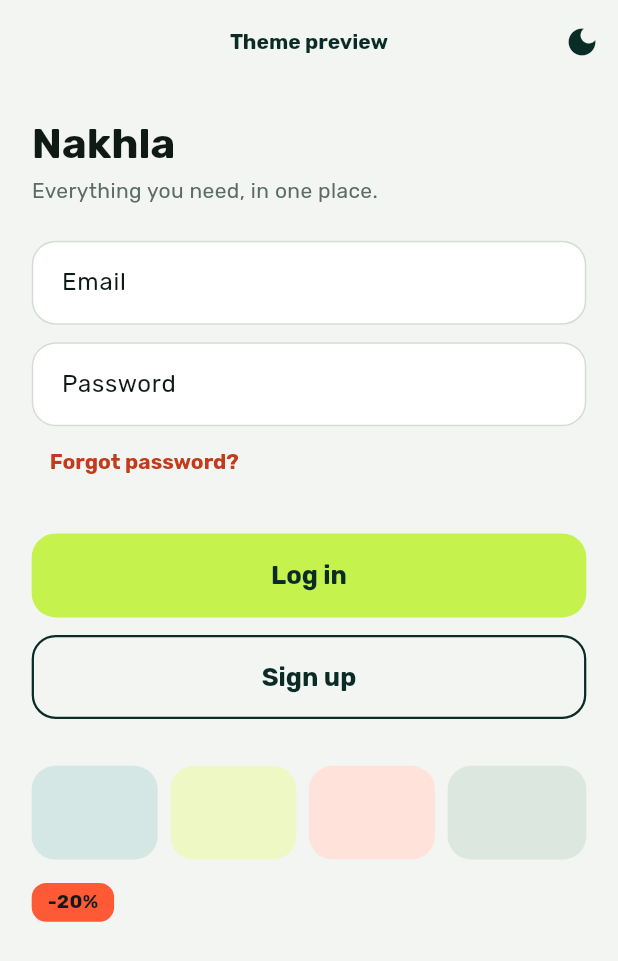
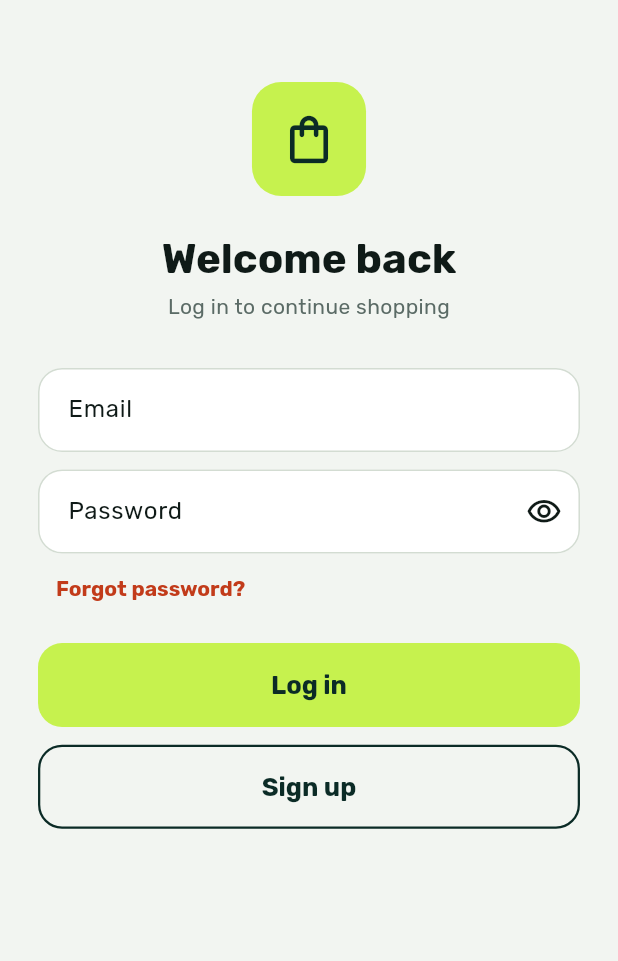
Before and after one commit to absrah/nakhla, a Flutter app: the screen it shows after launch, on a phone screen of 412 x 824 dp. Shown: the top 961 px of the screen. Run offline on Flutter 3.47's test engine with Material 3 defaults, Android fonts, the phone set to English and light mode, and no system bars; our stand-ins replace cloud_firestore, firebase_auth, firebase_core, flutter_riverpod, flutter_screenutil, google_fonts; accounts and stored records are empty.

Commit message:
Add auth ViewModels, form widgets and sign-in screen

```diff
--- a/lib/app.dart
+++ b/lib/app.dart
@@ -1,8 +1,12 @@
 import 'package:flutter/material.dart';
+import 'package:flutter_riverpod/flutter_riverpod.dart';
 import 'package:flutter_screenutil/flutter_screenutil.dart';
 
 import 'core/theme/app_palette.dart';
 import 'core/theme/app_theme.dart';
+import 'features/auth/model/auth_repository.dart';
+import 'features/auth/view/sign_in_screen.dart';
+import 'features/auth/view_model/session_provider.dart';
 
 /// TEMPORARY: lets us flip light/dark while testing the theme.
 /// Replaced by a real setting (saved with shared_preferences) in Phase 4.
@@ -26,106 +30,82 @@ class NakhlaApp extends StatelessWidget {
           theme: AppTheme.light,
           darkTheme: AppTheme.dark,
           themeMode: mode,
-          home: const _ThemePreview(),
+          home: const _TempGate(),
         ),
       ),
     );
   }
 }
 
-/// Temporary screen to check both themes. Replaced when the router is added.
-class _ThemePreview extends StatelessWidget {
-  const _ThemePreview();
+/// TEMPORARY: picks the screen from the session. Replaced by the router.
+class _TempGate extends ConsumerWidget {
+  const _TempGate();
 
   @override
-  Widget build(BuildContext context) {
+  Widget build(BuildContext context, WidgetRef ref) {
+    final auth = ref.watch(authStateProvider);
+    return auth.when(
+      loading: () => const Scaffold(
+        body: Center(child: CircularProgressIndicator()),
+      ),
+      error: (e, _) => Scaffold(body: Center(child: Text('$e'))),
+      data: (user) => user == null
+          ? const SignInScreen()
+          : _SignedInPlaceholder(
+              name: user.displayName ?? '',
+              email: user.email ?? '',
+              uid: user.uid,
+            ),
+    );
+  }
+}
+
+/// TEMPORARY: proves the session works. Replaced by the real home screen.
+class _SignedInPlaceholder extends ConsumerWidget {
+  const _SignedInPlaceholder({
+    required this.name,
+    required this.email,
+    required this.uid,
+  });
+
+  final String name;
+  final String email;
+  final String uid;
+
+  @override
+  Widget build(BuildContext context, WidgetRef ref) {
     final p = context.palette;
-    final text = Theme.of(context).textTheme;
     final isDark = Theme.of(context).brightness == Brightness.dark;
 
     return Scaffold(
       appBar: AppBar(
-        title: const Text('Theme preview'),
+        title: const Text('Signed in'),
         actions: [
           IconButton(
             tooltip: 'Switch light / dark',
             icon: Icon(isDark ? Icons.light_mode : Icons.dark_mode),
-            onPressed: () => _themeMode.value =
-                isDark ? ThemeMode.light : ThemeMode.dark,
+            onPressed: () =>
+                _themeMode.value = isDark ? ThemeMode.light : ThemeMode.dark,
           ),
         ],
       ),
-      body: ListView(
-        padding: EdgeInsets.all(20.w),
-        children: [
-          Text(
-            'Nakhla',
-            style: text.headlineMedium?.copyWith(fontWeight: FontWeight.w700),
-          ),
-          SizedBox(height: 4.h),
-          Text(
-            'Everything you need, in one place.',
-            style: text.bodyMedium?.copyWith(color: p.muted),
-          ),
-          SizedBox(height: 24.h),
-          const TextField(
-            keyboardType: TextInputType.emailAddress,
-            decoration: InputDecoration(labelText: 'Email'),
-          ),
-          SizedBox(height: 12.h),
-          const TextField(
-            obscureText: true,
-            decoration: InputDecoration(labelText: 'Password'),
-          ),
-          Align(
-            alignment: AlignmentDirectional.centerStart,
-            child: TextButton(
-              onPressed: () {},
-              child: const Text('Forgot password?'),
+      body: Padding(
+        padding: EdgeInsets.all(24.w),
+        child: Column(
+          crossAxisAlignment: CrossAxisAlignment.stretch,
+          children: [
+            if (name.isNotEmpty)
+              Text(name, style: Theme.of(context).textTheme.titleLarge),
+            Text(email),
+            SizedBox(height: 4.h),
+            Text(uid, style: TextStyle(color: p.muted, fontSize: 12.sp)),
+            const Spacer(),
+            OutlinedButton(
+              onPressed: () => ref.read(authRepositoryProvider).signOut(),
+              child: const Text('Sign out'),
             ),
-          ),
-          SizedBox(height: 24.h),
-          FilledButton(onPressed: () {}, child: const Text('Log in')),
-          SizedBox(height: 12.h),
-          OutlinedButton(onPressed: () {}, child: const Text('Sign up')),
-          SizedBox(height: 32.h),
-          Row(
-            children: [
-              for (var i = 0; i < p.tiles.length; i++)
-                Expanded(
-                  child: Container(
-                    height: 64.h,
-                    margin: EdgeInsets.only(
-                      right: i == p.tiles.length - 1 ? 0 : 8.w,
-                    ),
-                    decoration: BoxDecoration(
-                      color: p.tiles[i],
-                      borderRadius: BorderRadius.circular(16.r),
-                    ),
-                  ),
-                ),
-            ],
-          ),
-          SizedBox(height: 16.h),
-          Align(
-            alignment: Alignment.centerLeft,
-            child: Container(
-              padding: EdgeInsets.symmetric(horizontal: 10.w, vertical: 4.h),
-              decoration: BoxDecoration(
-                color: p.sale,
-                borderRadius: BorderRadius.circular(10.r),
-              ),
-              child: Text(
-                '-20%',
-                style: TextStyle(
-                  color: p.onSale,
-                  fontWeight: FontWeight.w700,
-                  fontSize: 13.sp,
-                ),
-              ),
-            ),
-          ),
-        ],
+          ],
+        ),
       ),
     );
   }
--- /dev/null
+++ b/lib/core/widgets/app_text_field.dart
@@ -0,0 +1,64 @@
+import 'package:flutter/material.dart';
+
+/// The text field used by every form. Looks come from the theme.
+/// With [isPassword] it hides the text and adds a show/hide button.
+class AppTextField extends StatefulWidget {
+  const AppTextField({
+    super.key,
+    required this.label,
+    this.controller,
+    this.validator,
+    this.keyboardType,
+    this.textInputAction,
+    this.autofillHints,
+    this.onSubmitted,
+    this.isPassword = false,
+    this.enabled = true,
+  });
+
+  final String label;
+  final TextEditingController? controller;
+  final String? Function(String?)? validator;
+  final TextInputType? keyboardType;
+  final TextInputAction? textInputAction;
+  final Iterable<String>? autofillHints;
+  final ValueChanged<String>? onSubmitted;
+  final bool isPassword;
+  final bool enabled;
+
+  @override
+  State<AppTextField> createState() => _AppTextFieldState();
+}
+
+class _AppTextFieldState extends State<AppTextField> {
+  bool _hidden = true;
+
+  @override
+  Widget build(BuildContext context) {
+    return TextFormField(
+      controller: widget.controller,
+      enabled: widget.enabled,
+      validator: widget.validator,
+      keyboardType: widget.keyboardType,
+      textInputAction: widget.textInputAction,
+      autofillHints: widget.autofillHints,
+      onFieldSubmitted: widget.onSubmitted,
+      obscureText: widget.isPassword && _hidden,
+      autovalidateMode: AutovalidateMode.onUserInteraction,
+      decoration: InputDecoration(
+        labelText: widget.label,
+        suffixIcon: widget.isPassword
+            ? IconButton(
+                tooltip: _hidden ? 'Show password' : 'Hide password',
+                icon: Icon(
+                  _hidden
+                      ? Icons.visibility_outlined
+                      : Icons.visibility_off_outlined,
+                ),
+                onPressed: () => setState(() => _hidden = !_hidden),
+              )
+            : null,
+      ),
+    );
+  }
+}
--- /dev/null
+++ b/lib/core/widgets/loading_button.dart
@@ -0,0 +1,35 @@
+import 'package:flutter/material.dart';
+
+import '../theme/app_palette.dart';
+
+/// The main lime button. While [isLoading] it shows a spinner and
+/// ignores taps, but keeps its lime color (a greyed button looks broken).
+class LoadingButton extends StatelessWidget {
+  const LoadingButton({
+    super.key,
+    required this.label,
+    required this.onPressed,
+    this.isLoading = false,
+  });
+
+  final String label;
+  final VoidCallback onPressed;
+  final bool isLoading;
+
+  @override
+  Widget build(BuildContext context) {
+    return FilledButton(
+      onPressed: isLoading ? () {} : onPressed,
+      child: isLoading
+          ? SizedBox(
+              height: 22,
+              width: 22,
+              child: CircularProgressIndicator(
+                strokeWidth: 2.5,
+                color: context.palette.onAccent,
+              ),
+            )
+          : Text(label),
+    );
+  }
+}
--- /dev/null
+++ b/lib/features/auth/view/sign_in_screen.dart
@@ -0,0 +1,140 @@
+import 'package:flutter/material.dart';
+import 'package:flutter_riverpod/flutter_riverpod.dart';
+import 'package:flutter_screenutil/flutter_screenutil.dart';
+
+import '../../../core/theme/app_palette.dart';
+import '../../../core/utils/validators.dart';
+import '../../../core/widgets/app_text_field.dart';
+import '../../../core/widgets/error_banner.dart';
+import '../../../core/widgets/loading_button.dart';
+import '../view_model/sign_in_view_model.dart';
+
+class SignInScreen extends ConsumerStatefulWidget {
+  const SignInScreen({super.key});
+
+  @override
+  ConsumerState<SignInScreen> createState() => _SignInScreenState();
+}
+
+class _SignInScreenState extends ConsumerState<SignInScreen> {
+  final _formKey = GlobalKey<FormState>();
+  final _email = TextEditingController();
+  final _password = TextEditingController();
+
+  @override
+  void dispose() {
+    _email.dispose();
+    _password.dispose();
+    super.dispose();
+  }
+
+  void _submit() {
+    if (!_formKey.currentState!.validate()) return;
+    FocusScope.of(context).unfocus();
+    ref.read(signInViewModelProvider.notifier).signIn(
+          email: _email.text,
+          password: _password.text,
+        );
+  }
+
+  @override
+  Widget build(BuildContext context) {
+    final state = ref.watch(signInViewModelProvider);
+    final p = context.palette;
+    final text = Theme.of(context).textTheme;
+
+    return Scaffold(
+      body: SafeArea(
+        child: SingleChildScrollView(
+          padding: EdgeInsets.symmetric(horizontal: 24.w),
+          child: Form(
+            key: _formKey,
+            child: AutofillGroup(
+              child: Column(
+                crossAxisAlignment: CrossAxisAlignment.stretch,
+                children: [
+                  SizedBox(height: 56.h),
+                  // Placeholder mark until the real logo file is added.
+                  Center(
+                    child: Container(
+                      width: 72.w,
+                      height: 72.w,
+                      decoration: BoxDecoration(
+                        color: p.accent,
+                        borderRadius: BorderRadius.circular(20.r),
+                      ),
+                      child: Icon(
+                        Icons.shopping_bag_outlined,
+                        size: 36.w,
+                        color: p.onAccent,
+                      ),
+                    ),
+                  ),
+                  SizedBox(height: 24.h),
+                  Text(
+                    'Welcome back',
+                    textAlign: TextAlign.center,
+                    style: text.headlineMedium
+                        ?.copyWith(fontWeight: FontWeight.w700),
+                  ),
+                  SizedBox(height: 4.h),
+                  Text(
+                    'Log in to continue shopping',
+                    textAlign: TextAlign.center,
+                    style: text.bodyMedium?.copyWith(color: p.muted),
+                  ),
+                  SizedBox(height: 32.h),
+                  AppTextField(
+                    label: 'Email',
+                    controller: _email,
+                    validator: Validators.email,
+                    keyboardType: TextInputType.emailAddress,
+                    textInputAction: TextInputAction.next,
+                    autofillHints: const [AutofillHints.email],
+                    enabled: !state.isLoading,
+                  ),
+                  SizedBox(height: 12.h),
+                  AppTextField(
+                    label: 'Password',
+                    controller: _password,
+                    validator: Validators.password,
+                    isPassword: true,
+                    textInputAction: TextInputAction.done,
+                    autofillHints: const [AutofillHints.password],
+                    onSubmitted: (_) => _submit(),
+                    enabled: !state.isLoading,
+                  ),
+                  Align(
+                    alignment: AlignmentDirectional.centerStart,
+                    child: TextButton(
+                      // TODO: opens the forgot-password screen (router step).
+                      onPressed: () {},
+                      child: const Text('Forgot password?'),
+                    ),
+                  ),
+                  SizedBox(height: 12.h),
+                  if (state.error != null) ...[
+                    ErrorBanner(state.error!),
+                    SizedBox(height: 16.h),
+                  ],
+                  LoadingButton(
+                    label: 'Log in',
+                    isLoading: state.isLoading,
+                    onPressed: _submit,
+                  ),
+                  SizedBox(height: 12.h),
+                  OutlinedButton(
+                    // TODO: opens the create-account screen (router step).
+                    onPressed: () {},
+                    child: const Text('Sign up'),
+                  ),
+                  SizedBox(height: 24.h),
+                ],
+              ),
+            ),
+          ),
+        ),
+      ),
+    );
+  }
+}
--- /dev/null
+++ b/lib/features/auth/view_model/session_provider.dart
@@ -0,0 +1,10 @@
+import 'package:firebase_auth/firebase_auth.dart';
+import 'package:flutter_riverpod/flutter_riverpod.dart';
+
+import '../model/auth_repository.dart';
+
+/// Who is signed in right now: a user, or null for a guest.
+/// The router watches this to decide which screens are allowed.
+final authStateProvider = StreamProvider<User?>((ref) {
+  return ref.watch(authRepositoryProvider).authStateChanges();
+});
```
Also changed, not shown: lib/core/widgets/error_banner.dart (added, +29 -0 lines), lib/features/auth/view_model/auth_action_state.dart (added, +12 -0 lines), lib/features/auth/view_model/forgot_password_view_model.dart (added, +28 -0 lines), lib/features/auth/view_model/sign_in_view_model.dart (added, +30 -0 lines), lib/features/auth/view_model/sign_up_view_model.dart (added, +38 -0 lines).
